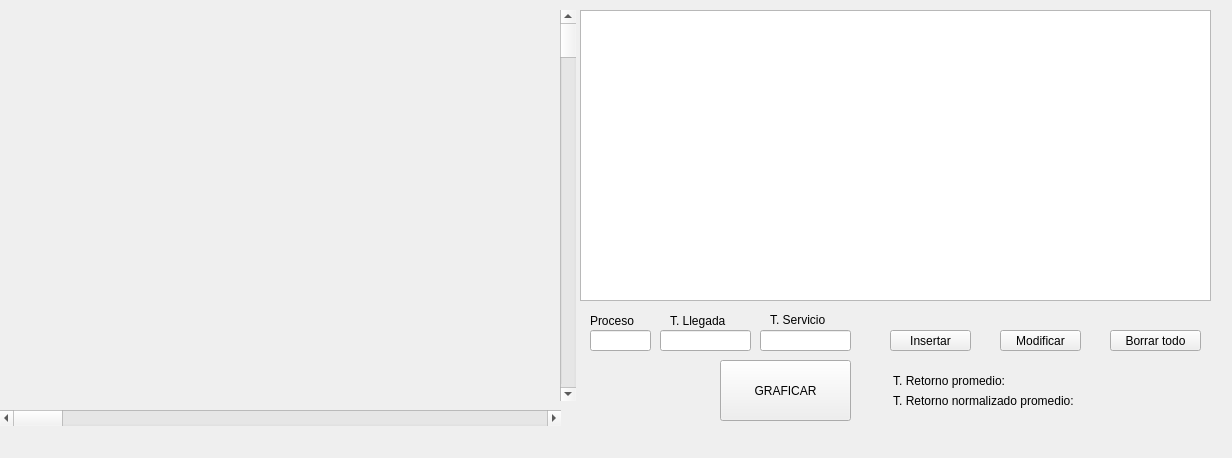
This is Planificador/mainwindow.ui in lamlemonpie/SO as Qt 5 draws it before an edit. The edited form follows.
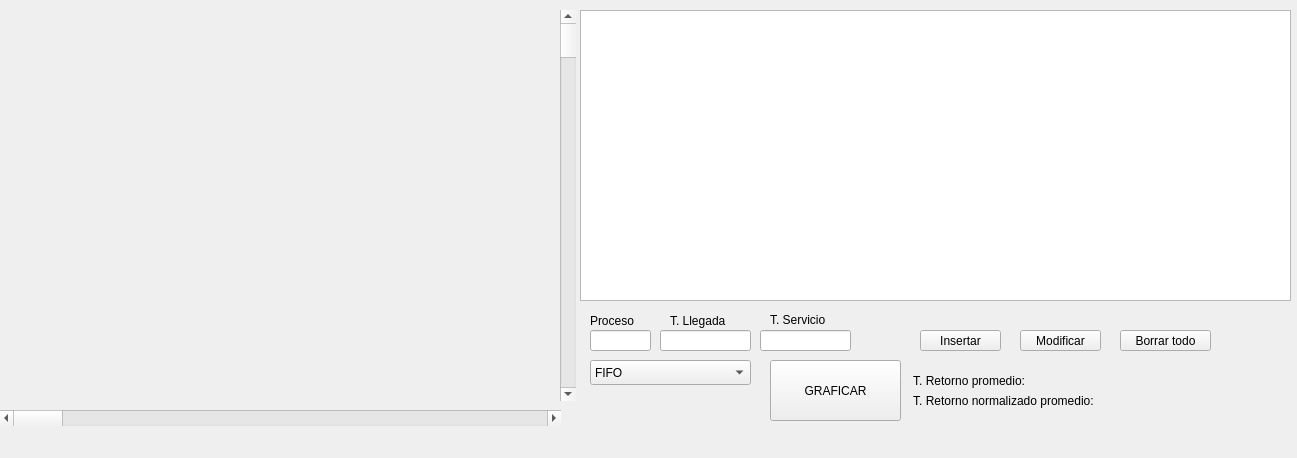
This is the edited form. Custom widgets are drawn as their Qt base class.

Patch:
```diff
--- a/Planificador/mainwindow.ui
+++ b/Planificador/mainwindow.ui
@@ -6,7 +6,7 @@
    <rect>
     <x>0</x>
     <y>0</y>
-    <width>1232</width>
+    <width>1297</width>
     <height>458</height>
    </rect>
   </property>
@@ -19,7 +19,7 @@
      <rect>
       <x>580</x>
       <y>10</y>
-      <width>631</width>
+      <width>711</width>
       <height>291</height>
      </rect>
     </property>
@@ -27,7 +27,7 @@
    <widget class="QPushButton" name="pushButton">
     <property name="geometry">
      <rect>
-      <x>890</x>
+      <x>920</x>
       <y>330</y>
       <width>81</width>
       <height>21</height>
@@ -40,7 +40,7 @@
    <widget class="QPushButton" name="pushButton_2">
     <property name="geometry">
      <rect>
-      <x>720</x>
+      <x>770</x>
       <y>360</y>
       <width>131</width>
       <height>61</height>
@@ -99,7 +99,7 @@
    <widget class="QPushButton" name="pushButton_3">
     <property name="geometry">
      <rect>
-      <x>1110</x>
+      <x>1120</x>
       <y>330</y>
       <width>91</width>
       <height>21</height>
@@ -135,7 +135,7 @@
    <widget class="QPushButton" name="pushButton_4">
     <property name="geometry">
      <rect>
-      <x>1000</x>
+      <x>1020</x>
       <y>330</y>
       <width>81</width>
       <height>21</height>
@@ -148,7 +148,7 @@
    <widget class="QLabel" name="label_4">
     <property name="geometry">
      <rect>
-      <x>890</x>
+      <x>910</x>
       <y>370</y>
       <width>151</width>
       <height>21</height>
@@ -161,7 +161,7 @@
    <widget class="QLabel" name="TRP">
     <property name="geometry">
      <rect>
-      <x>1140</x>
+      <x>1160</x>
       <y>370</y>
       <width>61</width>
       <height>21</height>
@@ -174,7 +174,7 @@
    <widget class="QLabel" name="label_5">
     <property name="geometry">
      <rect>
-      <x>890</x>
+      <x>910</x>
       <y>390</y>
       <width>241</width>
       <height>21</height>
@@ -187,7 +187,7 @@
    <widget class="QLabel" name="TRNP">
     <property name="geometry">
      <rect>
-      <x>1140</x>
+      <x>1160</x>
       <y>390</y>
       <width>61</width>
       <height>21</height>
@@ -233,6 +233,26 @@
      </rect>
     </property>
    </widget>
+   <widget class="QComboBox" name="comboBox">
+    <property name="geometry">
+     <rect>
+      <x>590</x>
+      <y>360</y>
+      <width>161</width>
+      <height>25</height>
+     </rect>
+    </property>
+    <item>
+     <property name="text">
+      <string>FIFO</string>
+     </property>
+    </item>
+    <item>
+     <property name="text">
+      <string>Mas corto</string>
+     </property>
+    </item>
+   </widget>
   </widget>
   <widget class="QMenuBar" name="menuBar">
    <property name="geometry">
```
Left out of the diff: 2 changed lines with no effect on the pictures.
